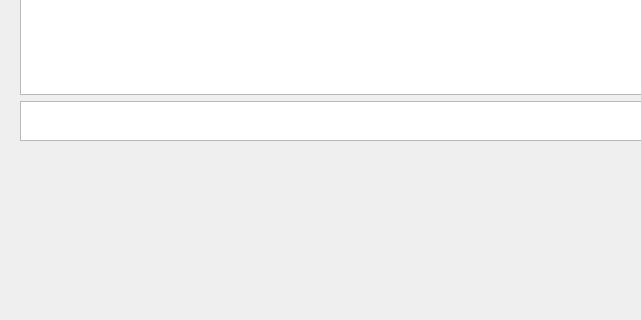
Above: overtime_v1.5/ui/main_window.ui from RaineyLee/overtime before the change; both pictures show x 0 to 641 and y 240 to 560 of the 1333 by 830 pixel window. Below: the same form after it.
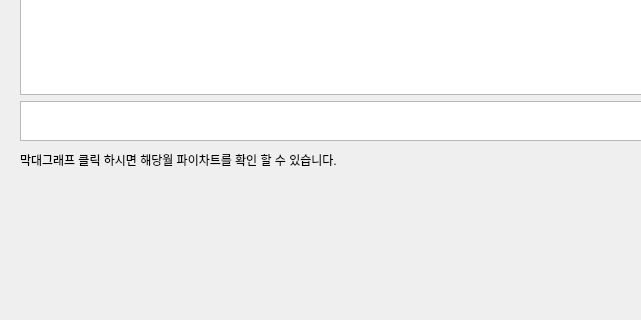
That is the form after the change.

Diff of the .ui file:
```diff
--- a/overtime_v1.5/ui/main_window.ui
+++ b/overtime_v1.5/ui/main_window.ui
@@ -155,6 +155,27 @@
     </property>
     <layout class="QVBoxLayout" name="layout_pie"/>
    </widget>
+   <widget class="QLabel" name="label">
+    <property name="geometry">
+     <rect>
+      <x>20</x>
+      <y>390</y>
+      <width>481</width>
+      <height>20</height>
+     </rect>
+    </property>
+    <property name="font">
+     <font>
+      <family>Arial</family>
+      <pointsize>9</pointsize>
+      <weight>50</weight>
+      <bold>false</bold>
+     </font>
+    </property>
+    <property name="text">
+     <string>막대그래프 클릭 하시면 해당월 파이차트를 확인 할 수 있습니다.</string>
+    </property>
+   </widget>
   </widget>
   <widget class="QMenuBar" name="menubar">
    <property name="geometry">
```
